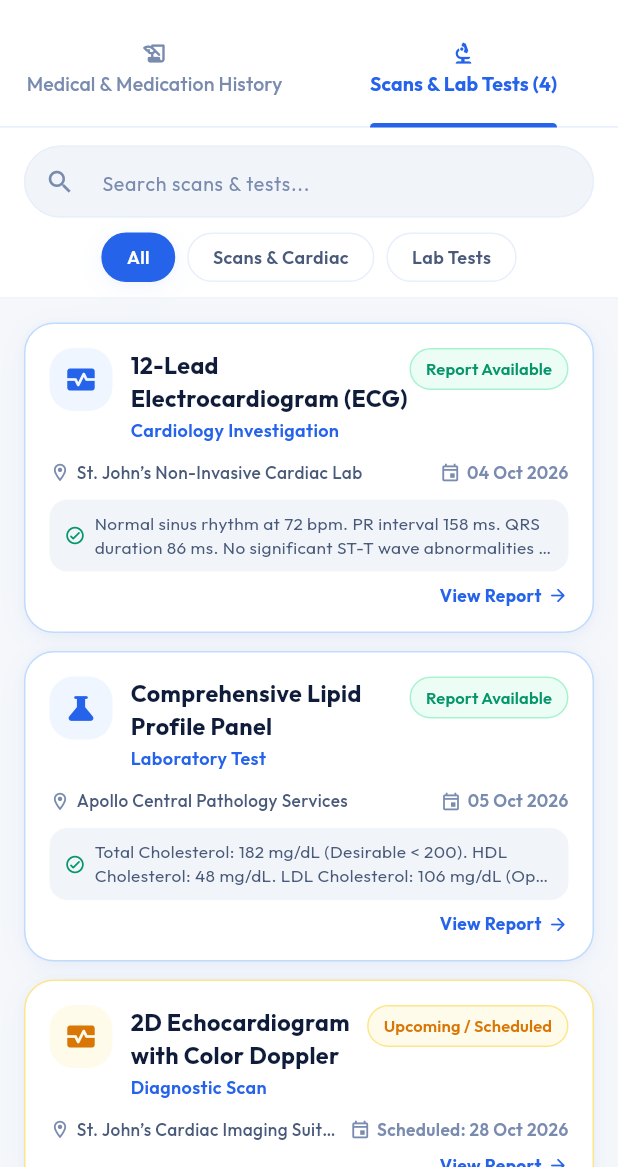
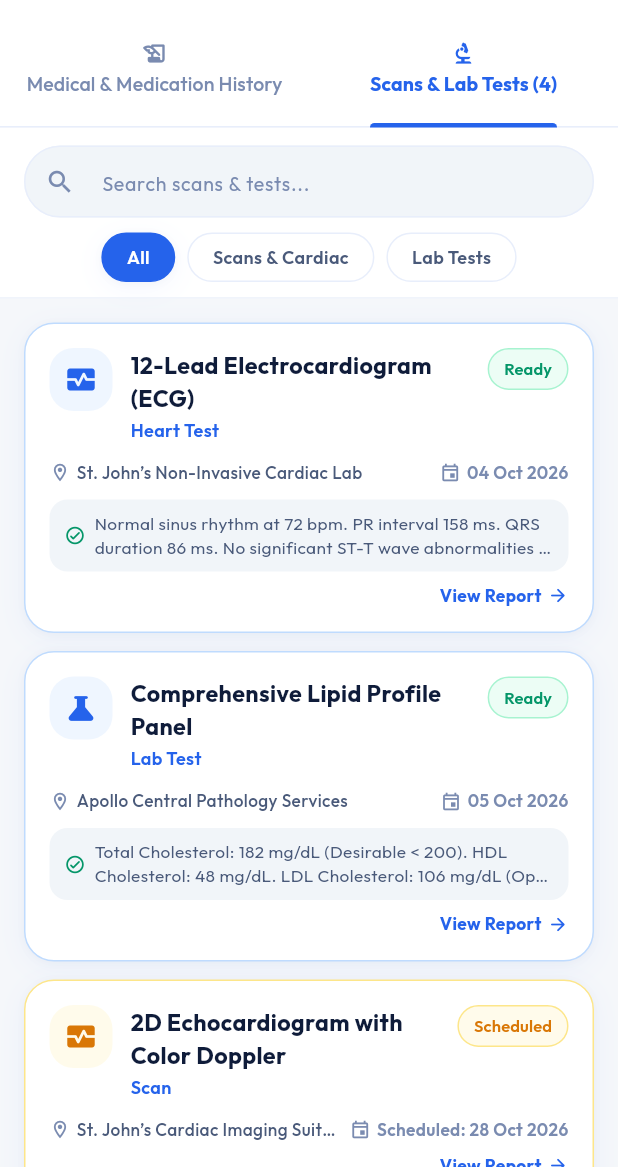
Before and after one commit to Ananyayk288/CuraLink, a Flutter app: the MedicalRecordsScreen screen opened directly, tab 2 chosen, on a phone screen of 412 x 824 dp, the part 69-1236 px from its top. Run offline on Flutter 3.47's test engine with Material 3 defaults, Android fonts, the phone set to English and light mode, and no system bars; our stand-ins replace google_fonts.

Commit message:
Streamline UI copy to minimal and instant patient-friendly text

```diff
--- a/lib/models/diagnostic_test.dart
+++ b/lib/models/diagnostic_test.dart
@@ -46,24 +46,24 @@ class DiagnosticTest {
   String get categoryDisplay {
     switch (category) {
       case TestCategory.diagnosticScan:
-        return 'Diagnostic Scan';
+        return 'Scan';
       case TestCategory.labTest:
-        return 'Laboratory Test';
+        return 'Lab Test';
       case TestCategory.cardiac:
-        return 'Cardiology Investigation';
+        return 'Heart Test';
     }
   }
 
   String get statusDisplay {
     switch (status) {
       case TestStatus.completed:
-        return 'Report Available';
+        return 'Ready';
       case TestStatus.scheduled:
-        return 'Upcoming / Scheduled';
+        return 'Scheduled';
       case TestStatus.sampleCollected:
-        return 'Sample Processing';
+        return 'Processing';
       case TestStatus.pendingResults:
-        return 'Results Pending';
+        return 'Pending';
     }
   }
 }
--- a/lib/models/medication.dart
+++ b/lib/models/medication.dart
@@ -37,13 +37,13 @@ class Medication {
   String get mealInstructionDisplay {
     switch (mealInstruction) {
       case MealInstruction.afterFood:
-        return 'After Food / Meals';
+        return 'After Meals';
       case MealInstruction.beforeFood:
-        return 'Before Food (Empty Stomach)';
+        return 'Before Meals';
       case MealInstruction.withFood:
-        return 'With Food / Meals';
+        return 'With Food';
       case MealInstruction.asNeeded:
-        return 'Take as needed (SOS)';
+        return 'As Needed';
     }
   }
 
--- a/lib/screens/scan_test_history/diagnostic_report_detail_screen.dart
+++ b/lib/screens/scan_test_history/diagnostic_report_detail_screen.dart
@@ -174,7 +174,7 @@ class DiagnosticReportDetailScreen extends StatelessWidget {
               ),
               Text(
                 isCompleted && test.completedDate != null
-                    ? 'Conducted: ${dateFormat.format(test.completedDate!)}'
+                    ? 'Done: ${dateFormat.format(test.completedDate!)}'
                     : 'Target: ${dateFormat.format(test.targetDate)}',
                 style: GoogleFonts.outfit(
                   fontSize: 12,
@@ -244,7 +244,7 @@ class DiagnosticReportDetailScreen extends StatelessWidget {
           _buildInfoRow(
             icon: Icons.receipt_long_outlined,
             label: 'Rx Ref',
-            value: 'Linked Clinical Order',
+            value: 'Linked Rx',
           ),
         ],
       ),
@@ -455,7 +455,7 @@ class DiagnosticReportDetailScreen extends StatelessWidget {
                 ),
                 const SizedBox(height: 2),
                 Text(
-                  'Clinical Report',
+                  'Report',
                   style: GoogleFonts.outfit(fontSize: 11, color: AppTheme.textMuted),
                 ),
               ],
@@ -547,7 +547,7 @@ class DiagnosticReportDetailScreen extends StatelessWidget {
           const SizedBox(width: 8),
           Expanded(
             child: Text(
-              'Consult your doctor for clinical interpretation.',
+              'Consult your doctor for advice.',
               style: GoogleFonts.outfit(
                 fontSize: 11,
                 color: AppTheme.textMuted,
--- a/lib/widgets/diagnostic_test_card.dart
+++ b/lib/widgets/diagnostic_test_card.dart
@@ -133,7 +133,7 @@ class DiagnosticTestCard extends StatelessWidget {
                   Expanded(
                     child: _buildMeta(
                       Icons.event_rounded,
-                      test.isCompleted ? 'Completed Date' : 'Target Date',
+                      test.isCompleted ? 'Date' : 'Target',
                       test.completedDate != null
                           ? dateFormat.format(test.completedDate!)
                           : test.scheduledDate != null
@@ -150,7 +150,7 @@ class DiagnosticTestCard extends StatelessWidget {
                   Expanded(
                     child: _buildMeta(
                       Icons.location_on_outlined,
-                      'Diagnostic Facility',
+                      'Facility',
                       test.diagnosticCenter,
                     ),
                   ),
@@ -225,8 +225,8 @@ class DiagnosticTestCard extends StatelessWidget {
                       Expanded(
                         child: Text(
                           test.status == TestStatus.scheduled
-                              ? 'Scheduled investigation · Report pending conduction'
-                              : 'Specimen collected · Laboratory processing in progress',
+                              ? 'Scheduled'
+                              : 'Processing',
                           style: GoogleFonts.outfit(
                             fontSize: 11.5,
                             fontWeight: FontWeight.w600,
@@ -247,7 +247,7 @@ class DiagnosticTestCard extends StatelessWidget {
                   if (test.hasReport) ...[
                     TextButton.icon(
                       icon: const Icon(Icons.visibility_outlined, size: 15),
-                      label: const Text('View Full Report'),
+                      label: const Text('View Report'),
                       style: TextButton.styleFrom(
                         foregroundColor: AppTheme.primaryBlue,
                         padding: const EdgeInsets.symmetric(
@@ -264,7 +264,7 @@ class DiagnosticTestCard extends StatelessWidget {
                   ] else ...[
                     TextButton.icon(
                       icon: const Icon(Icons.info_outline_rounded, size: 15),
-                      label: const Text('View Investigation Status'),
+                      label: const Text('Status'),
                       style: TextButton.styleFrom(
                         foregroundColor: AppTheme.warningAmber,
                         padding: const EdgeInsets.symmetric(
--- a/lib/widgets/medication_card.dart
+++ b/lib/widgets/medication_card.dart
@@ -139,7 +139,7 @@ class MedicationCard extends StatelessWidget {
                   Expanded(
                     child: _buildInfoItem(
                       icon: Icons.restaurant_rounded,
-                      label: 'Instruction',
+                      label: 'Take',
                       value: med.mealInstructionDisplay,
                     ),
                   ),
--- a/lib/widgets/report_preview_dialog.dart
+++ b/lib/widgets/report_preview_dialog.dart
@@ -59,7 +59,7 @@ class ReportPreviewDialog extends StatelessWidget {
                       crossAxisAlignment: CrossAxisAlignment.start,
                       children: [
                         Text(
-                          'Clinical Diagnostic Report',
+                          'Diagnostic Report',
                           style: GoogleFonts.outfit(
                             fontSize: 16,
                             fontWeight: FontWeight.w800,
@@ -375,7 +375,7 @@ class ReportPreviewDialog extends StatelessWidget {
             crossAxisAlignment: CrossAxisAlignment.start,
             children: [
               Text(
-                'Report Status: In Progress',
+                'Status: In Progress',
                 style: GoogleFonts.outfit(
                   fontSize: 13,
                   fontWeight: FontWeight.w700,
@@ -384,7 +384,7 @@ class ReportPreviewDialog extends StatelessWidget {
               ),
               const SizedBox(height: 6),
               Text(
-                'This diagnostic test was ordered on ${DateFormat('dd MMM yyyy').format(test.orderedDate)} by ${test.orderingDoctor} at ${test.diagnosticCenter}.',
+                'Ordered on ${DateFormat('dd MMM yyyy').format(test.orderedDate)} by ${test.orderingDoctor} at ${test.diagnosticCenter}.',
                 style: GoogleFonts.outfit(
                   fontSize: 12,
                   color: AppTheme.textSecondary,
@@ -393,7 +393,7 @@ class ReportPreviewDialog extends StatelessWidget {
               ),
               const SizedBox(height: 8),
               Text(
-                'Clinical reports typically take 24–48 hours following specimen collection or imaging procedure completion.',
+                'Reports usually take 24–48 hours after scan or test.',
                 style: GoogleFonts.outfit(
                   fontSize: 11,
                   color: AppTheme.textMuted,
```
